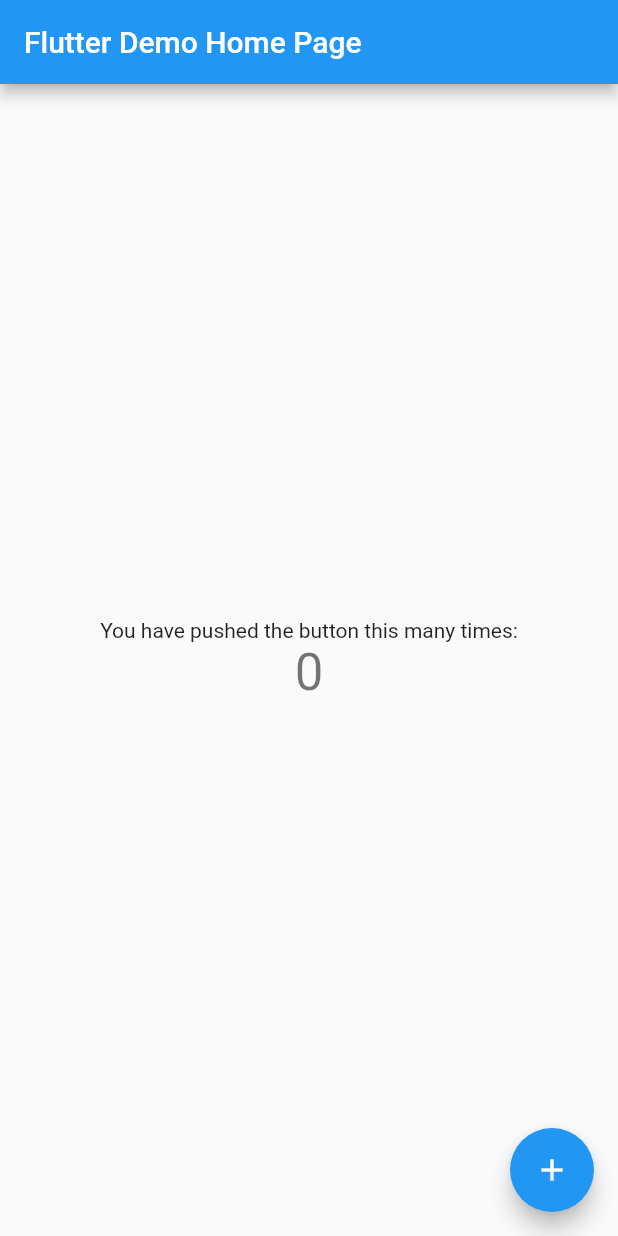
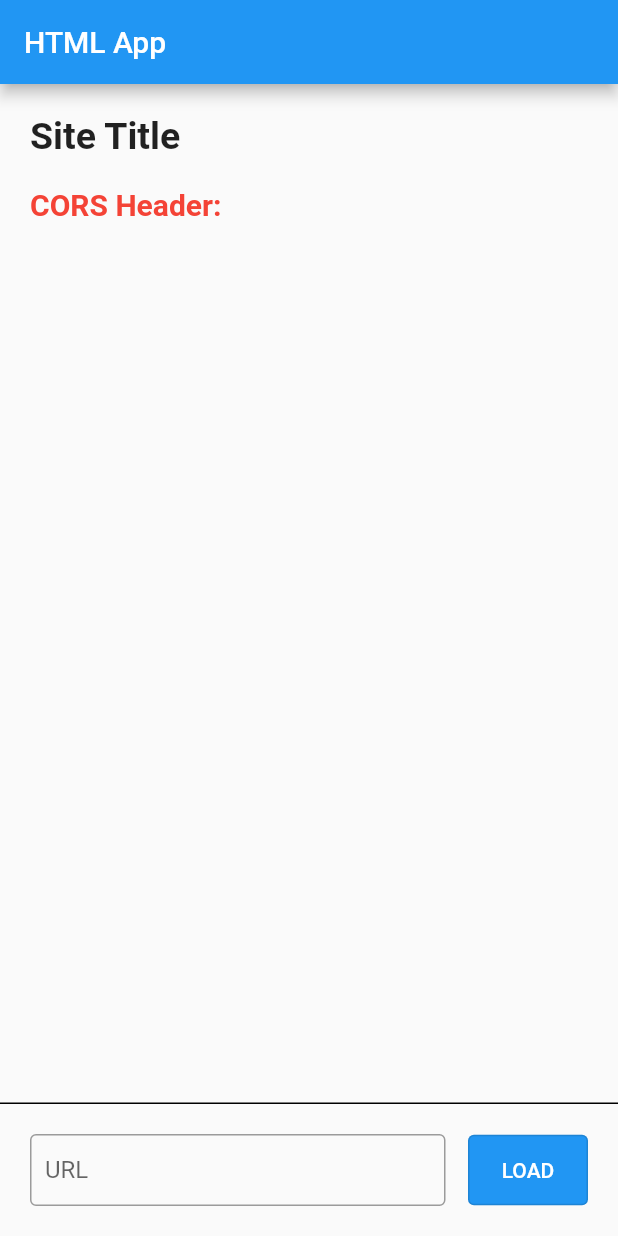
Before and after one commit to mishapark/multiplatform_solutions, a Flutter app: the screen it shows after launch, on a phone screen of 412 x 824 dp. Run offline on Flutter 3.47's test engine with Material 2 defaults, Android fonts, the phone set to English and light mode, and no system bars.

Commit message:
first part done

```diff
--- /dev/null
+++ b/webview_app/lib/home_page.dart
@@ -0,0 +1,132 @@
+import 'package:flutter/material.dart';
+import 'package:http/http.dart' as http;
+
+class MyHomePage extends StatefulWidget {
+  const MyHomePage({super.key, required this.title});
+  final String title;
+
+  @override
+  State<MyHomePage> createState() => _MyHomePageState();
+}
+
+class _MyHomePageState extends State<MyHomePage> {
+  final TextEditingController urlFieldController = TextEditingController();
+  bool isLoading = false;
+  String _htmlTitle = 'Site Title';
+  String _htmlCors = 'CORS Header:';
+  String _htmlText = '';
+
+  void _loadHtmlPage() async {
+    setState(() {
+      isLoading = true;
+    });
+
+    try {
+      final result = await http.get(Uri.parse(urlFieldController.text));
+
+      int titleIndex = result.body.indexOf('<title>');
+      if (titleIndex < 0) {
+        _htmlTitle = '';
+      } else {
+        _htmlTitle = result.body
+            .substring(titleIndex + 7, result.body.indexOf('</title>'))
+            .trim();
+      }
+      _htmlCors = result.headers['access-control-allow-origin'] ?? "None";
+      _htmlText = result.body;
+    } catch (e) {
+      _htmlTitle = 'Site Title';
+      _htmlCors = 'CORS Header:';
+      _htmlText = 'Wrong website';
+    }
+
+    setState(() {
+      isLoading = false;
+    });
+  }
+
+  @override
+  Widget build(BuildContext context) {
+    return Scaffold(
+      appBar: AppBar(
+        title: Text(widget.title),
+      ),
+      body: Column(
+        crossAxisAlignment: CrossAxisAlignment.start,
+        children: [
+          Padding(
+            padding: const EdgeInsets.all(20),
+            child: Text(
+              _htmlTitle,
+              style: const TextStyle(
+                fontSize: 25,
+                fontWeight: FontWeight.bold,
+              ),
+            ),
+          ),
+          Padding(
+            padding: const EdgeInsets.only(left: 20, bottom: 20, right: 20),
+            child: Text(
+              _htmlCors,
+              style: const TextStyle(
+                color: Colors.red,
+                fontSize: 20,
+                fontWeight: FontWeight.bold,
+              ),
+            ),
+          ),
+          Expanded(
+            child: isLoading
+                ? const Center(child: CircularProgressIndicator())
+                : SingleChildScrollView(
+                    scrollDirection: Axis.vertical,
+                    child: Text(_htmlText),
+                  ),
+          ),
+          Container(
+            decoration: const BoxDecoration(
+              border: Border(
+                top: BorderSide(width: 1),
+              ),
+            ),
+            child: Padding(
+              padding: const EdgeInsets.all(20),
+              child: Center(
+                child: Row(
+                  children: [
+                    Expanded(
+                      flex: 1,
+                      child: TextField(
+                        controller: urlFieldController,
+                        decoration: const InputDecoration(
+                          contentPadding: EdgeInsets.symmetric(
+                            vertical: 10,
+                            horizontal: 10,
+                          ),
+                          border: OutlineInputBorder(),
+                          labelText: 'URL',
+                          hintText: 'Enter URL',
+                        ),
+                      ),
+                    ),
+                    Container(
+                      margin: const EdgeInsets.only(left: 15),
+                      child: OutlinedButton(
+                        style: OutlinedButton.styleFrom(
+                            backgroundColor: Colors.blue,
+                            foregroundColor: Colors.white,
+                            fixedSize: const Size(80, 47)),
+                        onPressed: _loadHtmlPage,
+                        child: const Text('LOAD'),
+                      ),
+                    ),
+                  ],
+                ),
+              ),
+            ),
+          ),
+        ],
+      ),
+    );
+  }
+}
--- a/webview_app/lib/main.dart
+++ b/webview_app/lib/main.dart
@@ -1,4 +1,5 @@
 import 'package:flutter/material.dart';
+import 'package:webview_app/home_page.dart';
 
 void main() {
   runApp(const MyApp());
@@ -7,109 +8,14 @@
 class MyApp extends StatelessWidget {
   const MyApp({super.key});
 
-  // This widget is the root of your application.
   @override
   Widget build(BuildContext context) {
     return MaterialApp(
       title: 'Flutter Demo',
       theme: ThemeData(
-        // This is the theme of your application.
-        //
-        // Try running your application with "flutter run". You'll see the
-        // application has a blue toolbar. Then, without quitting the app, try
-        // changing the primarySwatch below to Colors.green and then invoke
-        // "hot reload" (press "r" in the console where you ran "flutter run",
-        // or simply save your changes to "hot reload" in a Flutter IDE).
-        // Notice that the counter didn't reset back to zero; the application
-        // is not restarted.
         primarySwatch: Colors.blue,
       ),
-      home: const MyHomePage(title: 'Flutter Demo Home Page'),
+      home: const MyHomePage(title: 'HTML App'),
     );
   }
 }
-
-class MyHomePage extends StatefulWidget {
-  const MyHomePage({super.key, required this.title});
-
-  // This widget is the home page of your application. It is stateful, meaning
-  // that it has a State object (defined below) that contains fields that affect
-  // how it looks.
-
-  // This class is the configuration for the state. It holds the values (in this
-  // case the title) provided by the parent (in this case the App widget) and
-  // used by the build method of the State. Fields in a Widget subclass are
-  // always marked "final".
-
-  final String title;
-
-  @override
-  State<MyHomePage> createState() => _MyHomePageState();
-}
-
-class _MyHomePageState extends State<MyHomePage> {
-  int _counter = 0;
-
-  void _incrementCounter() {
-    setState(() {
-      // This call to setState tells the Flutter framework that something has
-      // changed in this State, which causes it to rerun the build method below
-      // so that the display can reflect the updated values. If we changed
-      // _counter without calling setState(), then the build method would not be
-      // called again, and so nothing would appear to happen.
-      _counter++;
-    });
-  }
-
-  @override
-  Widget build(BuildContext context) {
-    // This method is rerun every time setState is called, for instance as done
-    // by the _incrementCounter method above.
-    //
-    // The Flutter framework has been optimized to make rerunning build methods
-    // fast, so that you can just rebuild anything that needs updating rather
-    // than having to individually change instances of widgets.
-    return Scaffold(
-      appBar: AppBar(
-        // Here we take the value from the MyHomePage object that was created by
-        // the App.build method, and use it to set our appbar title.
-        title: Text(widget.title),
-      ),
-      body: Center(
-        // Center is a layout widget. It takes a single child and positions it
-        // in the middle of the parent.
-        child: Column(
-          // Column is also a layout widget. It takes a list of children and
-          // arranges them vertically. By default, it sizes itself to fit its
-          // children horizontally, and tries to be as tall as its parent.
-          //
-          // Invoke "debug painting" (press "p" in the console, choose the
-          // "Toggle Debug Paint" action from the Flutter Inspector in Android
-          // Studio, or the "Toggle Debug Paint" command in Visual Studio Code)
-          // to see the wireframe for each widget.
-          //
-          // Column has various properties to control how it sizes itself and
-          // how it positions its children. Here we use mainAxisAlignment to
-          // center the children vertically; the main axis here is the vertical
-          // axis because Columns are vertical (the cross axis would be
-          // horizontal).
-          mainAxisAlignment: MainAxisAlignment.center,
-          children: <Widget>[
-            const Text(
-              'You have pushed the button this many times:',
-            ),
-            Text(
-              '$_counter',
-              style: Theme.of(context).textTheme.headlineMedium,
-            ),
-          ],
-        ),
-      ),
-      floatingActionButton: FloatingActionButton(
-        onPressed: _incrementCounter,
-        tooltip: 'Increment',
-        child: const Icon(Icons.add),
-      ), // This trailing comma makes auto-formatting nicer for build methods.
-    );
-  }
-}
--- a/webview_app/pubspec.yaml
+++ b/webview_app/pubspec.yaml
@@ -35,6 +35,7 @@
   # The following adds the Cupertino Icons font to your application.
   # Use with the CupertinoIcons class for iOS style icons.
   cupertino_icons: ^1.0.2
+  http: ^0.13.5
 
 dev_dependencies:
   flutter_test:
```
Also changed, not shown: webview_app/pubspec.lock.
